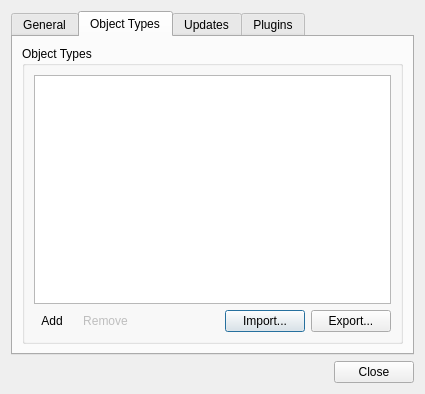
This is src/tiled/preferencesdialog.ui in mapeditor/tiled as Qt 5 draws it before an edit. The edited form follows.
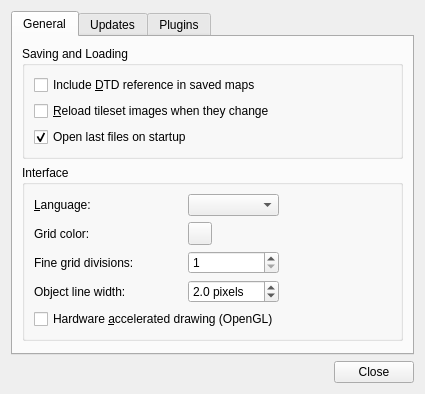
This is the edited form. The open tabs and pages were chosen to show the change. Icons and pictures are not drawn. Custom widgets are drawn as their Qt base class.

Commit message: Added Object Types editor

Patch:
```diff
--- a/src/tiled/preferencesdialog.ui
+++ b/src/tiled/preferencesdialog.ui
@@ -179,124 +179,6 @@
        </item>
       </layout>
      </widget>
-     <widget class="QWidget" name="tab_2">
-      <attribute name="title">
-       <string>Object Types</string>
-      </attribute>
-      <layout class="QVBoxLayout" name="verticalLayout_3">
-       <item>
-        <widget class="QGroupBox" name="groupBox_3">
-         <property name="title">
-          <string>Object Types</string>
-         </property>
-         <layout class="QVBoxLayout" name="verticalLayout_4">
-          <item>
-           <widget class="QTableView" name="objectTypesTable">
-            <property name="selectionBehavior">
-             <enum>QAbstractItemView::SelectRows</enum>
-            </property>
-            <property name="verticalScrollMode">
-             <enum>QAbstractItemView::ScrollPerPixel</enum>
-            </property>
-            <property name="wordWrap">
-             <bool>false</bool>
-            </property>
-            <attribute name="horizontalHeaderHighlightSections">
-             <bool>false</bool>
-            </attribute>
-            <attribute name="verticalHeaderVisible">
-             <bool>false</bool>
-            </attribute>
-            <attribute name="verticalHeaderHighlightSections">
-             <bool>false</bool>
-            </attribute>
-           </widget>
-          </item>
-          <item>
-           <layout class="QHBoxLayout" name="horizontalLayout">
-            <item>
-             <widget class="QToolButton" name="addObjectTypeButton">
-              <property name="toolTip">
-               <string>Add Object Type</string>
-              </property>
-              <property name="text">
-               <string>Add</string>
-              </property>
-              <property name="icon">
-               <iconset resource="tiled.qrc">
-                <normaloff>:/images/22x22/add.png</normaloff>:/images/22x22/add.png</iconset>
-              </property>
-              <property name="autoRaise">
-               <bool>true</bool>
-              </property>
-             </widget>
-            </item>
-            <item>
-             <widget class="QToolButton" name="removeObjectTypeButton">
-              <property name="enabled">
-               <bool>false</bool>
-              </property>
-              <property name="toolTip">
-               <string>Remove Selected Object Types</string>
-              </property>
-              <property name="text">
-               <string>Remove</string>
-              </property>
-              <property name="icon">
-               <iconset resource="tiled.qrc">
-                <normaloff>:/images/22x22/remove.png</normaloff>:/images/22x22/remove.png</iconset>
-              </property>
-              <property name="autoRaise">
-               <bool>true</bool>
-              </property>
-             </widget>
-            </item>
-            <item>
-             <spacer name="horizontalSpacer">
-              <property name="orientation">
-               <enum>Qt::Horizontal</enum>
-              </property>
-              <property name="sizeHint" stdset="0">
-               <size>
-                <width>40</width>
-                <height>20</height>
-               </size>
-              </property>
-             </spacer>
-            </item>
-            <item>
-             <widget class="QPushButton" name="importObjectTypesButton">
-              <property name="sizePolicy">
-               <sizepolicy hsizetype="Minimum" vsizetype="Minimum">
-                <horstretch>0</horstretch>
-                <verstretch>0</verstretch>
-               </sizepolicy>
-              </property>
-              <property name="text">
-               <string>Import...</string>
-              </property>
-             </widget>
-            </item>
-            <item>
-             <widget class="QPushButton" name="exportObjectTypesButton">
-              <property name="sizePolicy">
-               <sizepolicy hsizetype="Fixed" vsizetype="Minimum">
-                <horstretch>0</horstretch>
-                <verstretch>0</verstretch>
-               </sizepolicy>
-              </property>
-              <property name="text">
-               <string>Export...</string>
-              </property>
-             </widget>
-            </item>
-           </layout>
-          </item>
-         </layout>
-        </widget>
-       </item>
-      </layout>
-     </widget>
      <widget class="QWidget" name="tab_3">
       <attribute name="title">
        <string>Updates</string>
```
Left out of the diff: 9 changed lines with no effect on the pictures. The commit also changes 24 other files.
